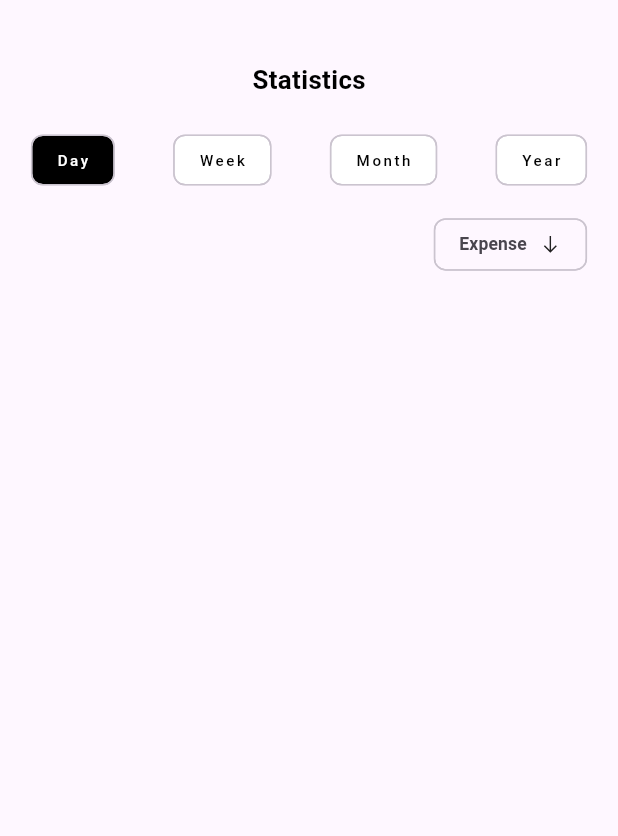
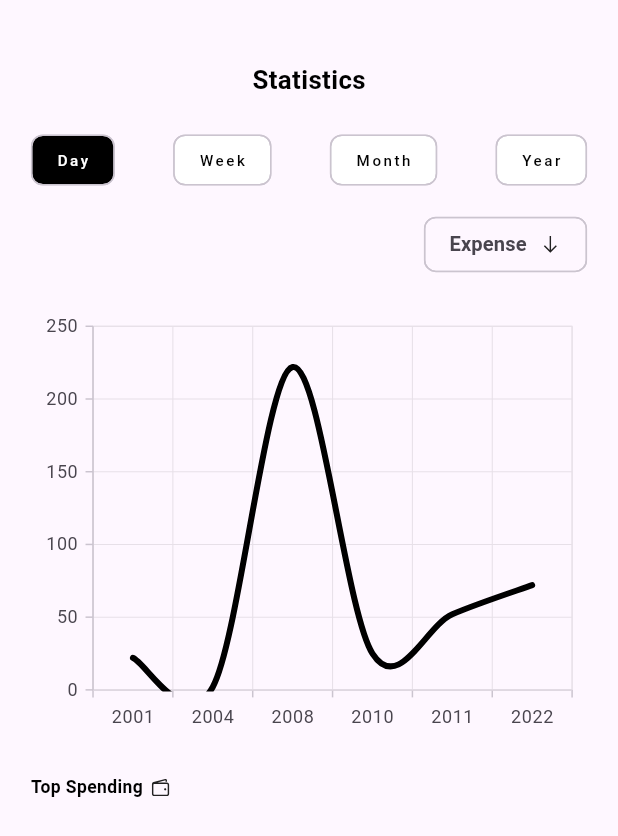
Before and after one commit to chrisokoriedev/finance_app_repo, a Flutter app: the Statistics screen opened directly, on a phone screen of 412 x 824 dp. Shown: the top 836 px of the screen. Run offline on Flutter 3.47's test engine with Material 2 defaults, Android fonts, the phone set to English and light mode, and no system bars; our stand-ins replace flutter_riverpod, gap, line_icons, responsive_sizer, syncfusion_flutter_charts.

Commit message:
workind on bottom nav done with chart

```diff
--- /dev/null
+++ b/lib/features/homepage/bottom.dart
@@ -0,0 +1,10 @@
+import 'package:flutter/material.dart';
+
+class BottomComponent extends StatelessWidget {
+  const BottomComponent({super.key});
+
+  @override
+  Widget build(BuildContext context) {
+    return const Scaffold();
+  }
+}
--- /dev/null
+++ b/lib/features/statistics/chart_view.dart
@@ -0,0 +1,36 @@
+import 'package:expense_app/features/statistics/model/day_model.dart';
+import 'package:expense_app/utils/colors.dart';
+import 'package:flutter/material.dart';
+import 'package:responsive_sizer/responsive_sizer.dart';
+import 'package:syncfusion_flutter_charts/charts.dart';
+
+class ChartComponent extends StatelessWidget {
+  const ChartComponent({super.key});
+
+  @override
+  Widget build(BuildContext context) {
+    return SizedBox(
+      width: double.infinity,
+      height: 35.h,
+      child: SfCartesianChart(
+        primaryXAxis: CategoryAxis(),
+        series: <SplineSeries<SalesData, String>>[
+          SplineSeries(
+              color: AppColor.kBlackColor,
+              width: 4.0,
+              dataSource: <SalesData>[
+                SalesData('2001', 22),
+                SalesData('2004', 2),
+                SalesData('2008', 222),
+                SalesData('2010', 25),
+                SalesData('2011', 52),
+                SalesData('2022', 72),
+              ],
+              xValueMapper: (SalesData sales, _) => sales.year,
+              yValueMapper: (SalesData sales, _) => sales.amount)
+        ],
+        // annotations: [],
+      ),
+    );
+  }
+}
--- a/lib/features/statistics/model/day_model.dart
+++ b/lib/features/statistics/model/day_model.dart
@@ -1,3 +1,8 @@
+List dayType = ['Day', 'Week', 'Month', 'Year'];
 
+class SalesData {
+  final String year;
+  final int amount;
 
-List dayType = ['Day', 'Week', 'Month', 'Year'];
+  SalesData(this.year, this.amount);
+}
--- a/lib/features/statistics/statistics.dart
+++ b/lib/features/statistics/statistics.dart
@@ -5,6 +5,7 @@ import 'package:gap/gap.dart';
 import 'package:line_icons/line_icon.dart';
 import 'package:responsive_sizer/responsive_sizer.dart';
 
+import 'chart_view.dart';
 import 'model/day_model.dart';
 
 final selectedTabProvider = StateProvider<int>((ref) => 0);
@@ -23,14 +24,17 @@ class Statistics extends ConsumerWidget {
             child: Padding(
               padding: EdgeInsets.symmetric(horizontal: 5.w),
               child: Column(
+                crossAxisAlignment: CrossAxisAlignment.start,
                 children: [
                   Gap(5.h),
-                  Text(
-                    'Statistics',
-                    style: TextStyle(
-                      fontSize: 17.sp,
-                      color: AppColor.kBlackColor,
-                      fontWeight: FontWeight.w700,
+                  Center(
+                    child: Text(
+                      'Statistics',
+                      style: TextStyle(
+                        fontSize: 17.sp,
+                        color: AppColor.kBlackColor,
+                        fontWeight: FontWeight.w700,
+                      ),
                     ),
                   ),
                   Gap(2.h),
@@ -72,7 +76,7 @@ class Statistics extends ConsumerWidget {
                             Text(
                               'Expense',
                               style: TextStyle(
-                                fontSize: 14.sp,
+                                fontSize: 15.sp,
                                 fontWeight: FontWeight.bold,
                               ),
                             ),
@@ -84,7 +88,25 @@ class Statistics extends ConsumerWidget {
                         ),
                       ),
                     ],
-                  )
+                  ),
+                  Gap(2.5.h),
+                  const ChartComponent(),
+                  Gap(2.5.h),
+                  Row(
+                    children: [
+                      Text(
+                        'Top Spending',
+                        style: TextStyle(
+                          fontSize: 14.sp,
+                          color: AppColor.kBlackColor,
+                          fontWeight: FontWeight.w700,
+                        ),
+                      ),
+                      Gap(1.w),
+                      LineIcon.wallet(size: 16.sp,)
+                    ],
+                  ),
+
                 ],
               ),
             ),
--- a/lib/main.dart
+++ b/lib/main.dart
@@ -1,9 +1,8 @@
-import 'package:expense_app/features/statistics/statistics.dart';
+import 'package:expense_app/features/homepage/bottom.dart';
 import 'package:flutter/material.dart';
 import 'package:flutter_riverpod/flutter_riverpod.dart';
 import 'package:responsive_sizer/responsive_sizer.dart';
 
-import 'features/homepage/hompage.dart';
 
 final nameProvider = Provider((ref) => 'Chris');
 void main() {
@@ -24,7 +23,7 @@ class MyApp extends StatelessWidget {
             colorScheme: ColorScheme.fromSeed(seedColor: Colors.deepPurple),
             useMaterial3: true,
           ),
-          home: const Statistics(),
+          home: const BottomComponent(),
         );
       });
     });
```
